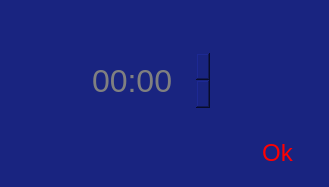
The window that ui_files/get_time.ui (RINAY112/not_clock) describes before a commit, drawn with Qt 5.
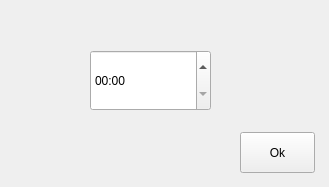
The same window after the commit.

The edit to the form file:
```diff
--- a/ui_files/get_time.ui
+++ b/ui_files/get_time.ui
@@ -14,7 +14,7 @@
    <string>Enter time</string>
   </property>
   <property name="styleSheet">
-   <string notr="true">background-color: #192480;</string>
+   <string notr="true"/>
   </property>
   <widget class="QPushButton" name="ok">
    <property name="geometry">
@@ -26,9 +26,7 @@
     </rect>
    </property>
    <property name="styleSheet">
-    <string notr="true">border: none;
-color: red;
-font: 18pt;</string>
+    <string notr="true"/>
    </property>
    <property name="text">
     <string>Ok</string>
@@ -44,9 +42,7 @@
     </rect>
    </property>
    <property name="styleSheet">
-    <string notr="true">border: none;
-color: grey;
-font: 24pt;</string>
+    <string notr="true"/>
    </property>
    <property name="displayFormat">
     <string>HH:mm</string>
```
